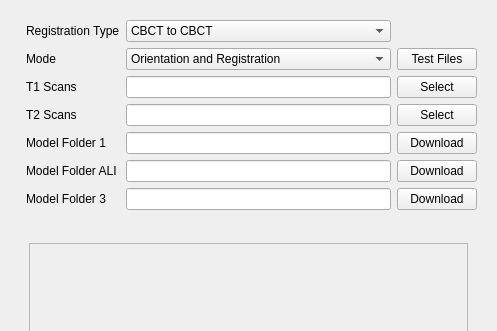
The window that AREG/Resources/UI/AREG.ui (lucanchling/AREG) describes before a commit, drawn with Qt 5; both pictures show x 0 to 497 and y 0 to 331 of the 497 by 825 pixel window.
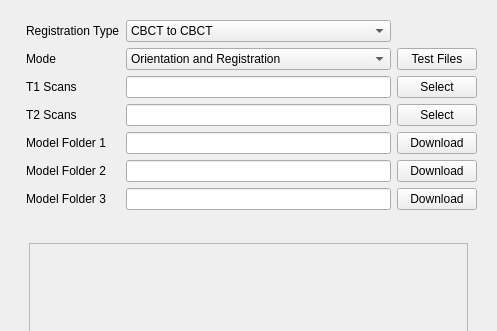
The same window after the commit. The open tabs and pages were chosen to show the change. Custom widgets are drawn as their Qt base class.

Commit message: WIP: Merging Orientation Download Button

Patch:
```diff
--- a/AREG/Resources/UI/AREG.ui
+++ b/AREG/Resources/UI/AREG.ui
@@ -61,7 +61,7 @@
             <item>
              <widget class="QLabel" name="label_6">
               <property name="text">
-               <string>Model Folder ALI</string>
+               <string>Model Folder 2</string>
               </property>
              </widget>
             </item>
```
Left out of the diff: 6 changed lines with no effect on the pictures. The commit also changes 2 other files.
